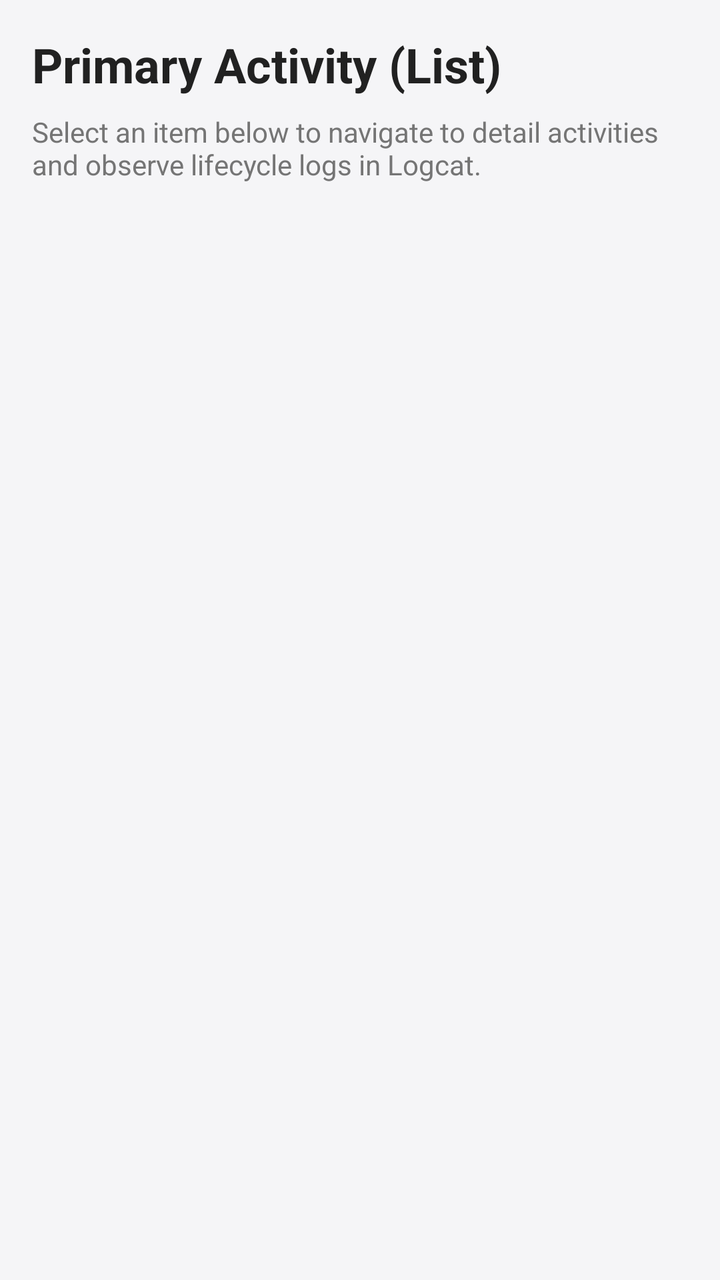
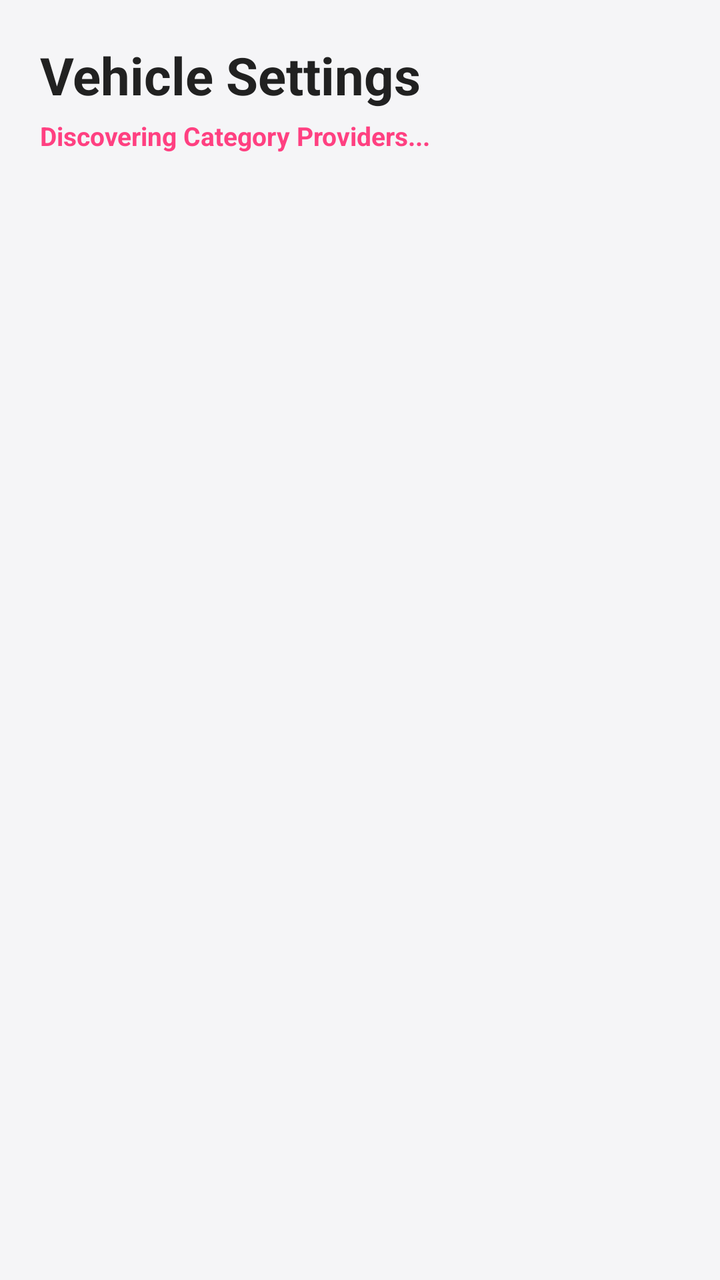

Compare the two renders of this Android layout. The source of the first and the diff that turns it into the second are given below.
<!-- AndroidManifest.xml: application theme Theme.LifecycleApp -->
<!-- res/layout/activity_primary.xml -->
<?xml version="1.0" encoding="utf-8"?>
<LinearLayout xmlns:android="http://schemas.android.com/apk/res/android"
    xmlns:tools="http://schemas.android.com/tools"
    android:layout_width="match_parent"
    android:layout_height="match_parent"
    android:orientation="vertical"
    android:padding="16dp"
    android:background="@color/background"
    tools:context=".PrimaryActivity">

    <TextView
        android:id="@+id/tvTitle"
        android:layout_width="match_parent"
        android:layout_height="wrap_content"
        android:text="@string/title_primary"
        android:textSize="24sp"
        android:textStyle="bold"
        android:textColor="@color/text_primary"
        android:layout_marginBottom="8dp" />

    <TextView
        android:id="@+id/tvDescription"
        android:layout_width="match_parent"
        android:layout_height="wrap_content"
        android:text="@string/primary_description"
        android:textSize="14sp"
        android:textColor="@color/text_secondary"
        android:layout_marginBottom="16dp" />

    <ListView
        android:id="@+id/listViewItems"
        android:layout_width="match_parent"
        android:layout_height="0dp"
        android:layout_weight="1"
        android:divider="@android:color/transparent"
        android:dividerHeight="8dp" />

</LinearLayout>
<!-- resources referenced by this layout -->
<resources>
  <color name="background">#F5F5F7</color>
  <color name="text_primary">#212121</color>
  <color name="text_secondary">#757575</color>
  <string name="primary_description">Select an item below to navigate to detail activities and observe lifecycle logs in Logcat.</string>
  <string name="title_primary">Primary Activity (List)</string>
  <style name="Theme.LifecycleApp" parent="Theme.Material3.DayNight">
          
          <item name="colorPrimary">@color/primary</item>
          <item name="colorSecondary">@color/accent</item>
          <item name="android:statusBarColor">@color/primary_dark</item>
      </style>
  <color name="primary">#1976D2</color>
  <color name="accent">#FF4081</color>
  <color name="primary_dark">#0D47A1</color>
</resources>

<!-- the commit's change to res/layout/activity_primary.xml (unified diff, before → after) -->
@@ -4,7 +4,7 @@
     android:layout_width="match_parent"
     android:layout_height="match_parent"
     android:orientation="vertical"
-    android:padding="16dp"
+    android:padding="20dp"
     android:background="@color/background"
     tools:context=".PrimaryActivity">
 
@@ -12,27 +12,28 @@
         android:id="@+id/tvTitle"
         android:layout_width="match_parent"
         android:layout_height="wrap_content"
-        android:text="@string/title_primary"
-        android:textSize="24sp"
+        android:text="Vehicle Settings"
+        android:textSize="26sp"
         android:textStyle="bold"
         android:textColor="@color/text_primary"
-        android:layout_marginBottom="8dp" />
+        android:layout_marginBottom="4dp" />
 
     <TextView
-        android:id="@+id/tvDescription"
+        android:id="@+id/tvDiscoveryStatus"
         android:layout_width="match_parent"
         android:layout_height="wrap_content"
-        android:text="@string/primary_description"
-        android:textSize="14sp"
-        android:textColor="@color/text_secondary"
+        android:text="Discovering Category Providers..."
+        android:textSize="13sp"
+        android:textColor="@color/accent"
+        android:textStyle="bold"
         android:layout_marginBottom="16dp" />
 
     <ListView
-        android:id="@+id/listViewItems"
+        android:id="@+id/listViewCategories"
         android:layout_width="match_parent"
         android:layout_height="0dp"
         android:layout_weight="1"
         android:divider="@android:color/transparent"
-        android:dividerHeight="8dp" />
+        android:dividerHeight="10dp" />
 
 </LinearLayout>
<!-- resource entries referenced after the edit -->
@@ -2,9 +2,6 @@
 <resources>
   <color name="background">#F5F5F7</color>
   <color name="text_primary">#212121</color>
-  <color name="text_secondary">#757575</color>
-  <string name="primary_description">Select an item below to navigate to detail activities and observe lifecycle logs in Logcat.</string>
-  <string name="title_primary">Primary Activity (List)</string>
   <style name="Theme.LifecycleApp" parent="Theme.Material3.DayNight">
           
           <item name="colorPrimary">@color/primary</item>
